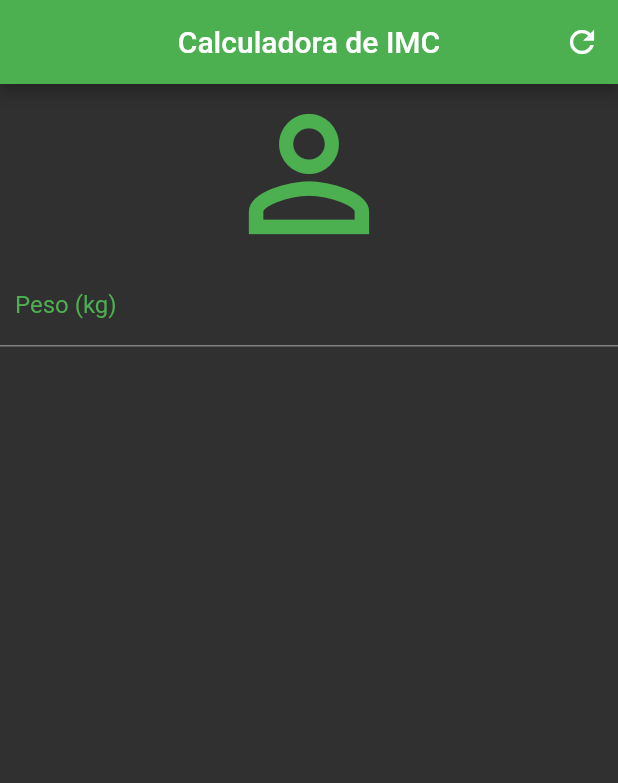
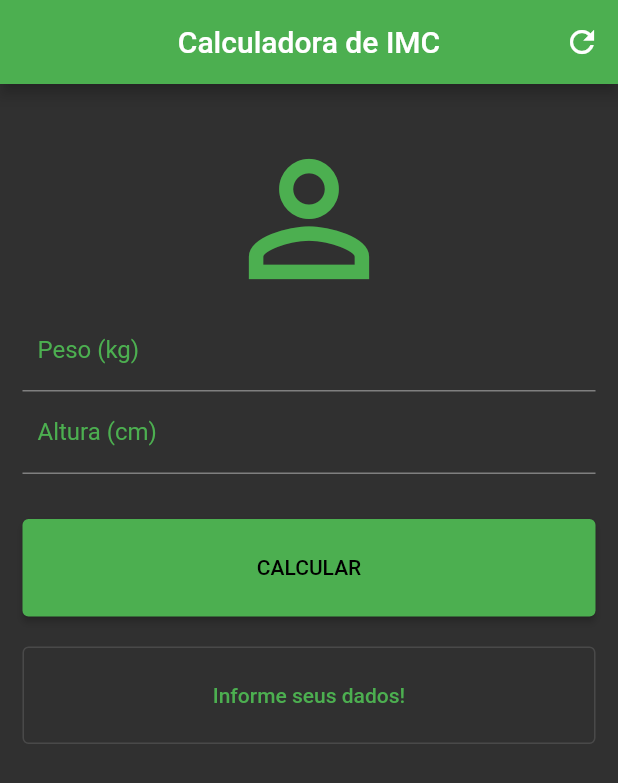
Before and after one commit to pedrohzwang/imc_calculator, a Flutter app: the screen it shows after launch, after a tap on the "refresh" icon, on a phone screen of 412 x 824 dp. Shown: the top 783 px of the screen. Run offline on Flutter 3.47's test engine with Material 2 defaults, Android fonts, the phone set to English and light mode, and no system bars.

Commit message:
adicionados inputs de texto e inicio das validações

```diff
--- a/lib/pages/home.dart
+++ b/lib/pages/home.dart
@@ -1,7 +1,50 @@
 import 'package:flutter/material.dart';
 
-class Home extends StatelessWidget {
+class Home extends StatefulWidget {
   const Home({Key? key}) : super(key: key);
+
+  @override
+  State<Home> createState() => _HomeState();
+}
+
+class _HomeState extends State<Home> {
+  TextEditingController weightController = TextEditingController();
+  TextEditingController heightController = TextEditingController();
+
+  GlobalKey<FormState> _formKey = GlobalKey<FormState>();
+
+  String _infoText = 'Informe seus dados!';
+
+  void _resetFields() {
+    weightController.clear();
+    heightController.clear();
+    setState(() {
+      _infoText = 'Informe seus dados!';
+    });
+  }
+
+  void _calculate() {
+    setState(() {
+      double weight = double.parse(weightController.text);
+      double height = double.parse(heightController.text) / 100;
+      double imc = weight / (height * height);
+      String imcString = imc.toStringAsPrecision(4);
+
+      if (imc < 18.6) {
+        _infoText = "Abaixo do peso ($imcString)";
+      } else if (imc >= 18.6 && imc < 24.9) {
+        _infoText = "Peso ideal ($imcString)";
+      } else if (imc >= 24.9 && imc < 29.9) {
+        _infoText = "Levemente acima do peso ($imcString)";
+      } else if (imc >= 29.9 && imc < 34.9) {
+        _infoText = "Obesidade Grau I ($imcString)";
+      } else if (imc >= 34.9 && imc < 39.9) {
+        _infoText = "Obesidade Grau II ($imcString)";
+      } else if (imc >= 40)  {
+        _infoText = "Obesidade Grau III ($imcString)";
+      }
+    });
+  }
 
   @override
   Widget build(BuildContext context) {
@@ -10,12 +53,16 @@ class Home extends StatelessWidget {
         title: const Text('Calculadora de IMC'),
         actions: [
           IconButton(
-            onPressed: () {},
+            onPressed: _resetFields,
             icon: const Icon(Icons.refresh),
           )
         ],
       ),
-      body: Column(
+      body: SingleChildScrollView(
+        padding: const EdgeInsets.fromLTRB(15, 30, 15, 0),
+        child: Form(
+          key: _formKey,
+          child: Column(
             crossAxisAlignment: CrossAxisAlignment.stretch,
             children: [
               Icon(
@@ -23,7 +70,8 @@ class Home extends StatelessWidget {
                 size: 120,
                 color: Theme.of(context).colorScheme.primary,
               ),
-          TextField(
+              TextFormField(
+                controller: weightController,
                 keyboardType: TextInputType.number,
                 decoration: InputDecoration(
                   contentPadding: const EdgeInsets.all(10),
@@ -33,8 +81,39 @@ class Home extends StatelessWidget {
                   ),
                 ),
                 textAlign: TextAlign.center,
-          )
+              ),
+              TextFormField(
+                controller: heightController,
+                keyboardType: TextInputType.number,
+                decoration: InputDecoration(
+                  contentPadding: const EdgeInsets.all(10),
+                  labelText: 'Altura (cm)',
+                  labelStyle: TextStyle(
+                    color: Theme.of(context).colorScheme.primary,
+                  ),
+                ),
+                textAlign: TextAlign.center,
+              ),
+              Padding(
+                padding: const EdgeInsets.only(top: 30, bottom: 20),
+                child: SizedBox(
+                  height: 65,
+                  child: ElevatedButton(
+                    onPressed: _calculate,
+                    child: const Text("CALCULAR"),
+                  ),
+                ),
+              ),
+              SizedBox(
+                height: 65,
+                child: OutlinedButton(
+                  onPressed: () {},
+                  child: Text(_infoText),
+                ),
+              ),
             ],
+          ),
+        ),
       ),
     );
   }
```
Also changed, not shown: pubspec.lock. Lines whose indentation alone changed are shown as unchanged.
